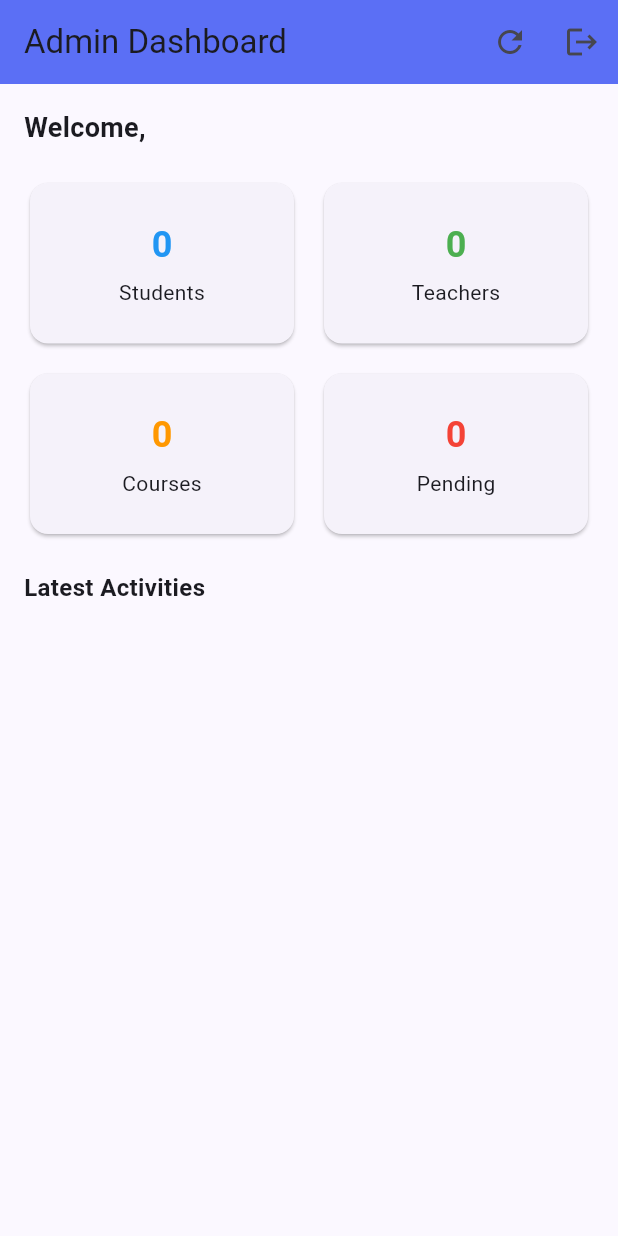
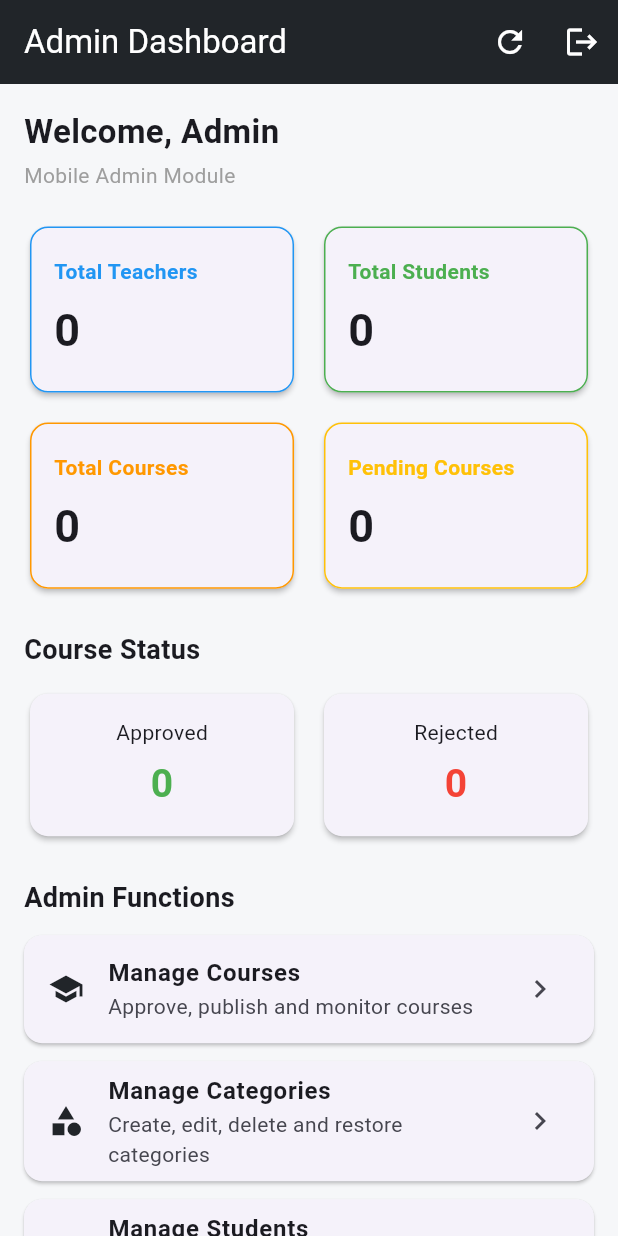
Before and after one commit to Mochaliew/Mobile-Assignment, a Flutter app: the AdminDashboard screen opened directly, on a phone screen of 412 x 824 dp. Run offline on Flutter 3.47's test engine with Material 3 defaults, Android fonts, the phone set to English and light mode, and no system bars; our stand-ins replace file_picker, supabase_flutter; accounts and stored records are empty.

Commit message:
admin course approval

```diff
--- a/lib/admin_screens/admin_dashboard.dart
+++ b/lib/admin_screens/admin_dashboard.dart
@@ -3,6 +3,7 @@ import 'package:supabase_flutter/supabase_flutter.dart';
 
 import '../DB.dart';
 import 'admin_login.dart';
+import 'course_approval.dart';
 
 class AdminDashboard extends StatefulWidget {
   const AdminDashboard({super.key});
@@ -15,12 +16,12 @@ class _AdminDashboardState extends State<AdminDashboard> {
   final supabase = Supabase.instance.client;
 
   bool _isLoading = false;
-
+  int totalTeachers = 0;
   int totalStudents = 0;
-  int totalTeachers = 0;
   int totalCourses = 0;
   int pendingCourses = 0;
-
+  int approvedCourses = 0;
+  int rejectedCourses = 0;
   List<dynamic> latestLogs = [];
 
   @override
@@ -33,16 +34,21 @@ class _AdminDashboardState extends State<AdminDashboard> {
     setState(() => _isLoading = true);
 
     try {
+      final teachers = await supabase.from('teachers').select();
       final students = await supabase.from('students').select();
-      final teachers = await supabase.from('teachers').select();
       final courses = await supabase.from('courses').select();
-
       final pending = await supabase
           .from('courses')
           .select()
           .eq('is_approved', false)
           .eq('is_rejected', false);
-
+      final approved = await supabase
+          .from('courses')
+          .select()
+          .eq('is_approved', true)
+          .eq('is_rejected', false);
+      final rejected =
+      await supabase.from('courses').select().eq('is_rejected', true);
       final logs = await supabase
           .from('audit_logs')
           .select()
@@ -50,17 +56,25 @@ class _AdminDashboardState extends State<AdminDashboard> {
           .limit(5);
 
       setState(() {
+        totalTeachers = teachers.length;
         totalStudents = students.length;
-        totalTeachers = teachers.length;
         totalCourses = courses.length;
         pendingCourses = pending.length;
+        approvedCourses = approved.length;
+        rejectedCourses = rejected.length;
         latestLogs = logs;
       });
     } catch (e) {
-      print(e);
+      showMessage('Error loading dashboard: $e');
     } finally {
-      setState(() => _isLoading = false);
+      if (mounted) setState(() => _isLoading = false);
     }
+  }
+
+  void showMessage(String message) {
+    ScaffoldMessenger.of(context)
+      ..clearSnackBars()
+      ..showSnackBar(SnackBar(content: Text(message)));
   }
 
   void logout() {
@@ -74,12 +88,14 @@ class _AdminDashboardState extends State<AdminDashboard> {
   @override
   Widget build(BuildContext context) {
     return Scaffold(
+      backgroundColor: const Color(0xFFF6F7F9),
       appBar: AppBar(
-        title: const Text("Admin Dashboard"),
-        backgroundColor: const Color(0xFF5B6FF5),
+        title: const Text('Admin Dashboard'),
+        backgroundColor: const Color(0xFF212529),
+        foregroundColor: Colors.white,
         actions: [
-          IconButton(icon: const Icon(Icons.refresh), onPressed: fetchDashboard),
-          IconButton(icon: const Icon(Icons.logout), onPressed: logout),
+          IconButton(onPressed: fetchDashboard, icon: const Icon(Icons.refresh)),
+          IconButton(onPressed: logout, icon: const Icon(Icons.logout)),
         ],
       ),
       body: _isLoading
@@ -87,14 +103,22 @@ class _AdminDashboardState extends State<AdminDashboard> {
           : RefreshIndicator(
         onRefresh: fetchDashboard,
         child: SingleChildScrollView(
+          physics: const AlwaysScrollableScrollPhysics(),
           padding: const EdgeInsets.all(16),
           child: Column(
             crossAxisAlignment: CrossAxisAlignment.start,
             children: [
               Text(
-                "Welcome, ${AdminSession.adminName ?? ''}",
+                'Welcome, ${AdminSession.adminName ?? 'Admin'}',
                 style: const TextStyle(
-                    fontSize: 18, fontWeight: FontWeight.bold),
+                  fontSize: 22,
+                  fontWeight: FontWeight.bold,
+                ),
+              ),
+              const SizedBox(height: 4),
+              const Text(
+                'Mobile Admin Module',
+                style: TextStyle(color: Colors.grey),
               ),
               const SizedBox(height: 20),
 
@@ -104,27 +128,107 @@ class _AdminDashboardState extends State<AdminDashboard> {
                 crossAxisCount: 2,
                 crossAxisSpacing: 12,
                 mainAxisSpacing: 12,
-                childAspectRatio: 1.6,
+                childAspectRatio: 1.55,
                 children: [
-                  statCard("Students", totalStudents.toString(), Colors.blue),
-                  statCard("Teachers", totalTeachers.toString(), Colors.green),
-                  statCard("Courses", totalCourses.toString(), Colors.orange),
-                  statCard("Pending", pendingCourses.toString(), Colors.red),
+                  _StatCard('Total Teachers', totalTeachers, Colors.blue),
+                  _StatCard('Total Students', totalStudents, Colors.green),
+                  _StatCard('Total Courses', totalCourses, Colors.orange),
+                  _StatCard('Pending Courses', pendingCourses, Colors.amber),
                 ],
               ),
 
-              const SizedBox(height: 20),
+              const SizedBox(height: 24),
+              const Text(
+                'Course Status',
+                style:
+                TextStyle(fontSize: 18, fontWeight: FontWeight.bold),
+              ),
+              const SizedBox(height: 12),
 
-              const Text("Latest Activities",
-                  style:
-                  TextStyle(fontSize: 16, fontWeight: FontWeight.bold)),
+              Row(
+                children: [
+                  Expanded(
+                    child: _MiniStatusCard(
+                      title: 'Approved',
+                      value: approvedCourses,
+                      color: Colors.green,
+                    ),
+                  ),
+                  const SizedBox(width: 12),
+                  Expanded(
+                    child: _MiniStatusCard(
+                      title: 'Rejected',
+                      value: rejectedCourses,
+                      color: Colors.red,
+                    ),
+                  ),
+                ],
+              ),
 
-              const SizedBox(height: 10),
+              const SizedBox(height: 24),
+              const Text(
+                'Admin Functions',
+                style:
+                TextStyle(fontSize: 18, fontWeight: FontWeight.bold),
+              ),
+              const SizedBox(height: 12),
+
+              _MenuCard(
+                icon: Icons.school,
+                title: 'Manage Courses',
+                subtitle: 'Approve, publish and monitor courses',
+                onTap: () {
+                  Navigator.push(
+                    context,
+                    MaterialPageRoute(
+                      builder: (_) => const CourseApproval(),
+                    ),
+                  ).then((_) => fetchDashboard());
+                },
+              ),
+
+              _MenuCard(
+                icon: Icons.category,
+                title: 'Manage Categories',
+                subtitle: 'Create, edit, delete and restore categories',
+                onTap: () {},
+              ),
+
+              _MenuCard(
+                icon: Icons.people,
+                title: 'Manage Students',
+                subtitle: 'Manage students, enrollments and accounts',
+                onTap: () {},
+              ),
+
+              _MenuCard(
+                icon: Icons.settings,
+                title: 'System Settings',
+                subtitle: 'Platform branding, email and storage settings',
+                onTap: () {},
+              ),
+
+              const SizedBox(height: 24),
+              const Text(
+                'Latest Activities',
+                style:
+                TextStyle(fontSize: 18, fontWeight: FontWeight.bold),
+              ),
+              const SizedBox(height: 12),
 
               Card(
-                child: Column(
+                child: latestLogs.isEmpty
+                    ? const Padding(
+                  padding: EdgeInsets.all(16),
+                  child: Text(
+                    'No recent activities.',
+                    style: TextStyle(color: Colors.grey),
+                  ),
+                )
+                    : Column(
                   children: latestLogs.map((log) {
                     return ListTile(
+                      leading: const Icon(Icons.history),
                       title: Text(log['action'] ?? ''),
                       subtitle: Text(log['timestamp'] ?? ''),
                     );
@@ -137,24 +241,108 @@ class _AdminDashboardState extends State<AdminDashboard> {
       ),
     );
   }
+}
 
-  Widget statCard(String title, String value, Color color) {
+class _StatCard extends StatelessWidget {
+  final String title;
+  final int value;
+  final Color color;
+
+  const _StatCard(this.title, this.value, this.color);
+
+  @override
+  Widget build(BuildContext context) {
     return Card(
+      elevation: 1.5,
+      shape: RoundedRectangleBorder(
+        side: BorderSide(color: color, width: 1),
+        borderRadius: BorderRadius.circular(12),
+      ),
       child: Padding(
         padding: const EdgeInsets.all(16),
         child: Column(
+          crossAxisAlignment: CrossAxisAlignment.start,
           mainAxisAlignment: MainAxisAlignment.center,
           children: [
-            Text(value,
-                style: TextStyle(
-                    fontSize: 24,
-                    fontWeight: FontWeight.bold,
-                    color: color)),
-            const SizedBox(height: 5),
-            Text(title),
+            Text(
+              title,
+              style: TextStyle(color: color, fontWeight: FontWeight.bold),
+            ),
+            const SizedBox(height: 8),
+            Text(
+              value.toString(),
+              style: const TextStyle(
+                fontSize: 30,
+                fontWeight: FontWeight.bold,
+              ),
+            ),
           ],
         ),
       ),
     );
   }
 }
+
+class _MiniStatusCard extends StatelessWidget {
+  final String title;
+  final int value;
+  final Color color;
+
+  const _MiniStatusCard({
+    required this.title,
+    required this.value,
+    required this.color,
+  });
+
+  @override
+  Widget build(BuildContext context) {
+    return Card(
+      elevation: 1.5,
+      child: Padding(
+        padding: const EdgeInsets.all(16),
+        child: Column(
+          children: [
+            Text(title),
+            const SizedBox(height: 6),
+            Text(
+              value.toString(),
+              style: TextStyle(
+                fontSize: 26,
+                color: color,
+                fontWeight: FontWeight.bold,
+              ),
+            ),
+          ],
+        ),
+      ),
+    );
+  }
+}
+
+class _MenuCard extends StatelessWidget {
+  final IconData icon;
+  final String title;
+  final String subtitle;
+  final VoidCallback onTap;
+
+  const _MenuCard({
+    required this.icon,
+    required this.title,
+    required this.subtitle,
+    required this.onTap,
+  });
+
+  @override
+  Widget build(BuildContext context) {
+    return Card(
+      margin: const EdgeInsets.only(bottom: 12),
+      child: ListTile(
+        leading: Icon(icon, color: const Color(0xFF212529)),
+        title: Text(title, style: const TextStyle(fontWeight: FontWeight.bold)),
+        subtitle: Text(subtitle),
+        trailing: const Icon(Icons.chevron_right),
+        onTap: onTap,
+      ),
+    );
+  }
+}
```
Also changed, not shown: lib/admin_screens/course_approval.dart (added, +199 -0 lines).
